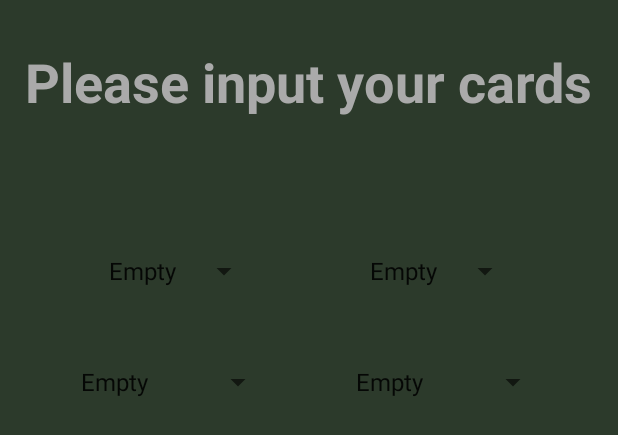
After one commit to latedude2/P3_image_processing, an Android app: the layout activity_setup.xml on its own in the app's theme, with its tools: preview values and no code run, on a phone screen of 412 x 824 dp. The commit adds this screen. Shown: the top 435 px of the screen. Run offline under Robolectric (Android 15) with nearby library versions, the phone set to English and light mode, and no system bars.

Commit message:
Added layout with dial and spinner menus for cards

```diff
--- /dev/null
+++ b/android_application/app/src/main/java/com/example/p3_android_application/ChangeDisplay.java
@@ -0,0 +1,5 @@
+package com.example.p3_android_application;
+
+public class ChangeDisplay {
+
+}
--- /dev/null
+++ b/android_application/app/src/main/res/layout/activity_setup.xml
@@ -0,0 +1,67 @@
+<?xml version="1.0" encoding="utf-8"?>
+<androidx.constraintlayout.widget.ConstraintLayout xmlns:android="http://schemas.android.com/apk/res/android"
+    xmlns:app="http://schemas.android.com/apk/res-auto"
+    xmlns:tools="http://schemas.android.com/tools"
+    android:layout_width="match_parent"
+    android:layout_height="match_parent"
+    android:background="@color/backgroundColor"
+    android:orientation="vertical">
+
+
+    <TextView
+        android:id="@+id/InstructionText"
+        android:layout_width="wrap_content"
+        android:layout_height="wrap_content"
+        android:layout_marginTop="30dp"
+        android:text="Please input your cards"
+        android:textColor="@android:color/darker_gray"
+        android:textSize="36sp"
+        android:textStyle="bold"
+        app:layout_constraintEnd_toEndOf="parent"
+        app:layout_constraintHorizontal_bias="0.5"
+        app:layout_constraintStart_toStartOf="parent"
+        app:layout_constraintTop_toTopOf="parent" />
+
+    <androidx.appcompat.widget.AppCompatSpinner
+        android:id="@+id/first_numberSpinner"
+        android:layout_width="wrap_content"
+        android:layout_height="wrap_content"
+        android:layout_marginTop="90dp"
+        android:entries="@array/number_array"
+        app:layout_constraintEnd_toStartOf="@+id/second_numberSpinner"
+        app:layout_constraintHorizontal_bias="0.5"
+        app:layout_constraintStart_toStartOf="parent"
+        app:layout_constraintTop_toBottomOf="@+id/InstructionText" />
+
+    <androidx.appcompat.widget.AppCompatSpinner
+        android:id="@+id/second_numberSpinner"
+        android:layout_width="wrap_content"
+        android:layout_height="wrap_content"
+        android:entries="@array/number_array"
+        app:layout_constraintBaseline_toBaselineOf="@+id/first_numberSpinner"
+        app:layout_constraintEnd_toEndOf="parent"
+        app:layout_constraintHorizontal_bias="0.5"
+        app:layout_constraintStart_toEndOf="@+id/first_numberSpinner" />
+
+    <androidx.appcompat.widget.AppCompatSpinner
+        android:id="@+id/first_suitSpinner"
+        android:layout_width="wrap_content"
+        android:layout_height="wrap_content"
+        android:layout_marginTop="50dp"
+        android:entries="@array/suit_array"
+        app:layout_constraintEnd_toStartOf="@+id/second_suitSpinner"
+        app:layout_constraintHorizontal_bias="0.5"
+        app:layout_constraintStart_toStartOf="parent"
+        app:layout_constraintTop_toBottomOf="@+id/first_numberSpinner" />
+
+    <androidx.appcompat.widget.AppCompatSpinner
+        android:id="@+id/second_suitSpinner"
+        android:layout_width="wrap_content"
+        android:layout_height="wrap_content"
+        android:entries="@array/suit_array"
+        app:layout_constraintBaseline_toBaselineOf="@+id/first_suitSpinner"
+        app:layout_constraintEnd_toEndOf="parent"
+        app:layout_constraintHorizontal_bias="0.5"
+        app:layout_constraintStart_toEndOf="@+id/first_suitSpinner" />
+
+</androidx.constraintlayout.widget.ConstraintLayout>
--- a/android_application/app/src/main/res/values/colors.xml
+++ b/android_application/app/src/main/res/values/colors.xml
@@ -3,4 +3,5 @@
     <color name="colorPrimary">#008577</color>
     <color name="colorPrimaryDark">#00574B</color>
     <color name="colorAccent">#D81B60</color>
+    <color name="backgroundColor">#2C3A2B</color>
 </resources>
--- a/android_application/app/src/main/res/values/strings.xml
+++ b/android_application/app/src/main/res/values/strings.xml
@@ -1,3 +1,28 @@
 <resources>
     <string name="app_name">P3_android_application</string>
+
+    <string-array name="number_array">
+        <item>Empty</item>
+        <item>A</item>
+        <item>2</item>
+        <item>3</item>
+        <item>4</item>
+        <item>5</item>
+        <item>6</item>
+        <item>7</item>
+        <item>8</item>
+        <item>9</item>
+        <item>10</item>
+        <item>J</item>
+        <item>Q</item>
+        <item>K</item>
+    </string-array>
+
+    <string-array name="suit_array">
+        <item>Empty</item>
+        <item>Hearts</item>
+        <item>Spades</item>
+        <item>Diamonds</item>
+        <item>Clubs</item>
+    </string-array>
 </resources>
```
Also changed, not shown: android_application/app/src/main/res/layout/activity_main.xml (+50 -8 lines).
